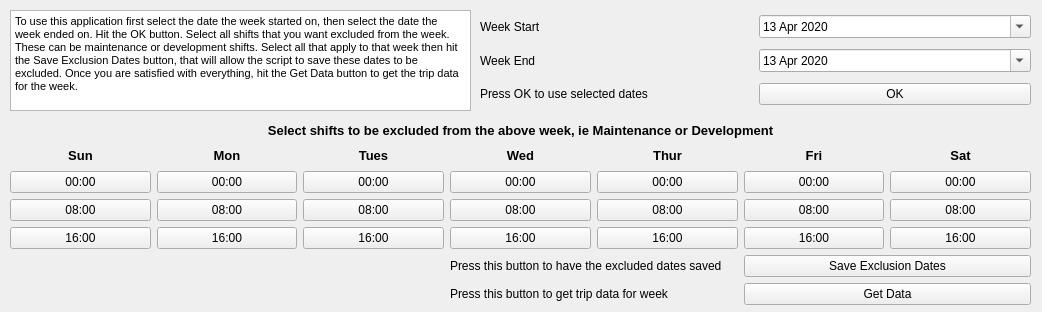
Old version of the form Weekly_Stats_Application.ui in the repository Travis-Richard/Weekly_Stats.
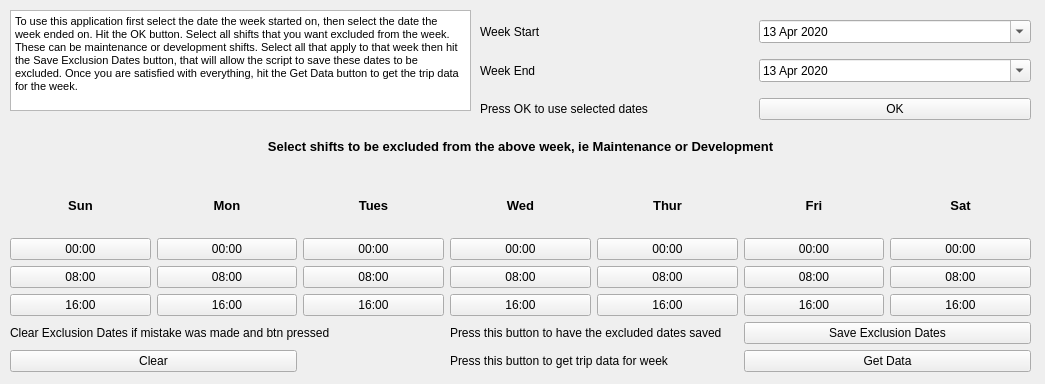
New version of the form.

Commit message: Added clear button for clearing exclusion list

What changed in the file:
```diff
--- a/Weekly_Stats_Application.ui
+++ b/Weekly_Stats_Application.ui
@@ -6,8 +6,8 @@
    <rect>
     <x>0</x>
     <y>0</y>
-    <width>1042</width>
-    <height>312</height>
+    <width>1045</width>
+    <height>384</height>
    </rect>
   </property>
   <property name="windowTitle">
@@ -22,7 +22,7 @@
      <x>480</x>
      <y>10</y>
      <width>551</width>
-     <height>101</height>
+     <height>122</height>
     </rect>
    </property>
    <layout class="QGridLayout" name="Week_Selection">
@@ -148,7 +148,7 @@
      <x>10</x>
      <y>120</y>
      <width>1021</width>
-     <height>185</height>
+     <height>252</height>
     </rect>
    </property>
    <layout class="QGridLayout" name="Exclusion_Dates">
@@ -589,6 +589,20 @@
       </property>
      </widget>
     </item>
+    <item row="7" column="0" colspan="2">
+     <widget class="QPushButton" name="clear_btn">
+      <property name="text">
+       <string>Clear</string>
+      </property>
+     </widget>
+    </item>
+    <item row="6" column="0" colspan="3">
+     <widget class="QLabel" name="clear_label">
+      <property name="text">
+       <string>Clear Exclusion Dates if mistake was made and btn pressed</string>
+      </property>
+     </widget>
+    </item>
    </layout>
   </widget>
   <widget class="QTextBrowser" name="textBrowser">
```
Left out of the diff: 4 changed lines with no effect on the pictures.
